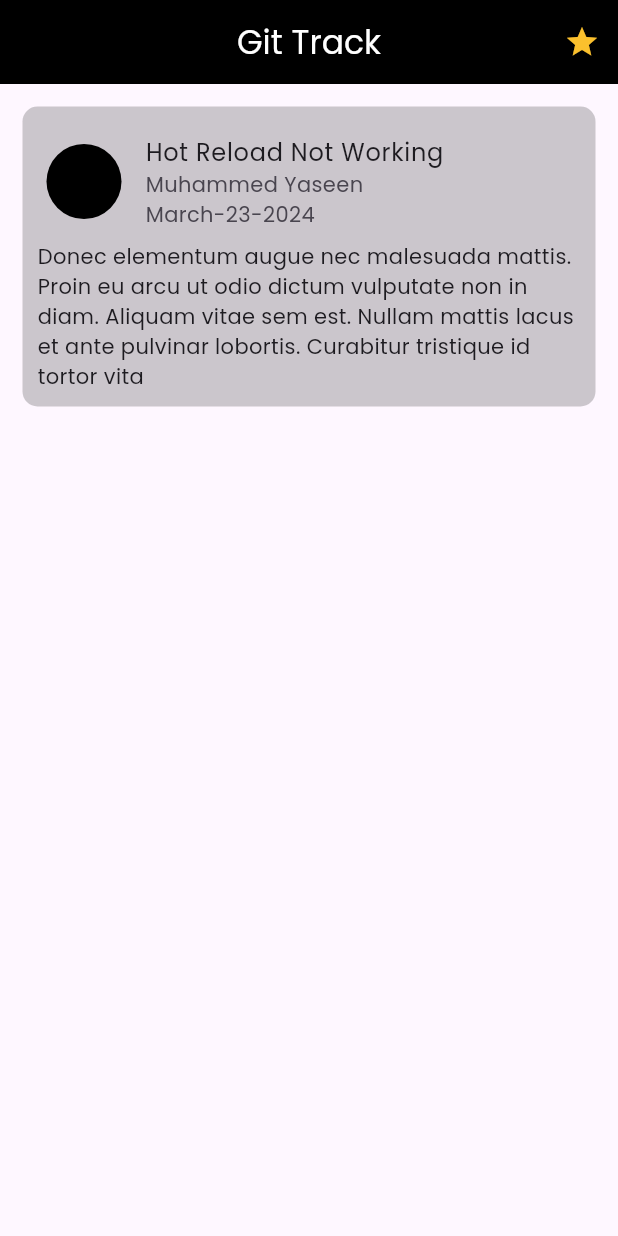
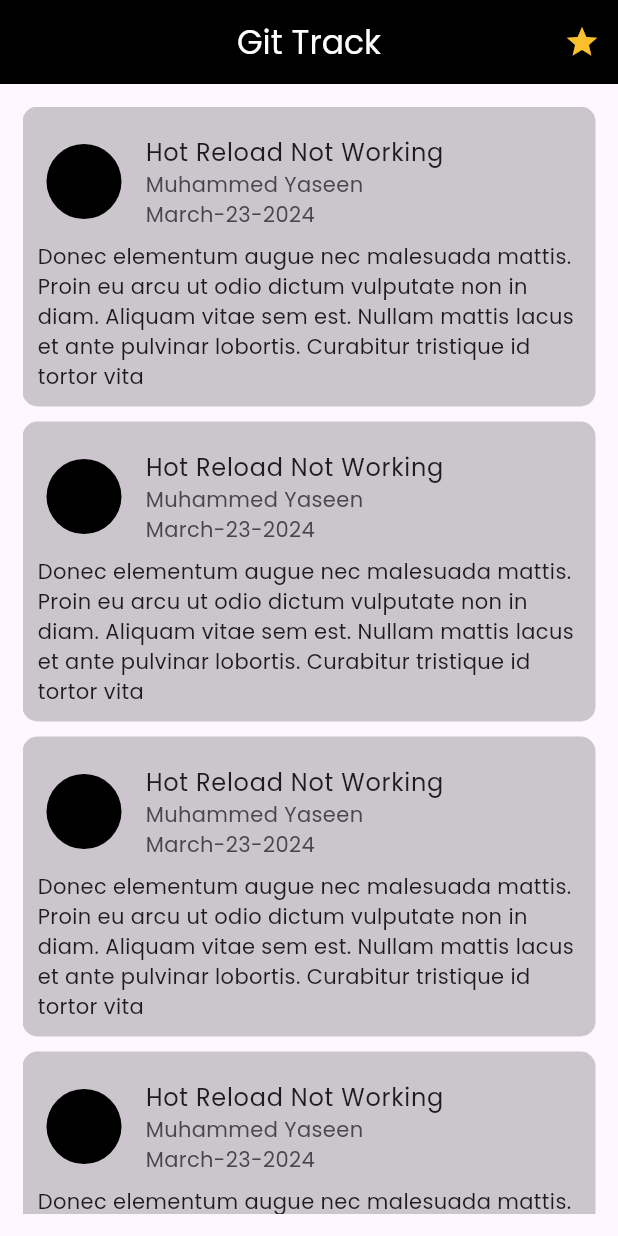
Before and after one commit to yaseeeeeeeeeeen/assignment_two, a Flutter app: the screen it shows after launch, on a phone screen of 412 x 824 dp. Run offline on Flutter 3.47's test engine with Material 3 defaults, Android fonts, the light colour scheme and no system bars.

Commit message:
home-ui-completed

```diff
--- /dev/null
+++ b/lib/utils/widgets/custom_tile.dart
@@ -0,0 +1,37 @@
+import 'package:flutter/material.dart';
+
+class CustomTile extends StatelessWidget {
+  const CustomTile({super.key, required this.description});
+  final String description;
+
+  @override
+  Widget build(BuildContext context) {
+    Size size = MediaQuery.sizeOf(context);
+    return Container(
+      padding: const EdgeInsets.only(top: 10, left: 0),
+      decoration: BoxDecoration(
+        borderRadius: BorderRadius.circular(10),
+        color: Colors.black.withOpacity(0.2),
+      ),
+      width: size.width,
+      child: Column(
+        mainAxisSize: MainAxisSize.min,
+        children: [
+          const ListTile(
+              leading: CircleAvatar(radius: 25, backgroundColor: Colors.black),
+              title: Text("Hot Reload Not Working"),
+              subtitle: Column(
+                crossAxisAlignment: CrossAxisAlignment.start,
+                children: [Text("Muhammed Yaseen"), Text("March-23-2024")],
+              )),
+          Padding(
+            padding: const EdgeInsets.only(left: 10, right: 10, bottom: 10),
+            child: Text(description.length < 200
+                ? description
+                : description.substring(0, 200)),
+          )
+        ],
+      ),
+    );
+  }
+}
--- a/lib/view/home_screen.dart
+++ b/lib/view/home_screen.dart
@@ -1,5 +1,6 @@
 import 'package:flutter/material.dart';
 import 'package:implause_assignment/utils/styles/colors.dart';
+import 'package:implause_assignment/utils/widgets/custom_tile.dart';
 
 class HomeScreen extends StatelessWidget {
   const HomeScreen({super.key});
@@ -23,42 +24,13 @@ class HomeScreen extends StatelessWidget {
       ),
       body: Padding(
         padding: const EdgeInsets.all(15),
-        child: Column(
-          children: [
-            Container(
-              padding: const EdgeInsets.only(top: 10, left: 0),
-              decoration: BoxDecoration(
-                borderRadius: BorderRadius.circular(10),
-                color: Colors.black.withOpacity(0.2),
-              ),
-              width: size.width,
-              child: Column(
-                mainAxisSize: MainAxisSize.min,
-                children: [
-                  const ListTile(
-                      leading: CircleAvatar(
-                          radius: 25, backgroundColor: Colors.black),
-                      title: Text("Hot Reload Not Working"),
-                      subtitle: Column(
-                        crossAxisAlignment: CrossAxisAlignment.start,
-                        children: [
-                          Text("Muhammed Yaseen"),
-                          Text("March-23-2024")
-                        ],
-                      )),
-                  Padding(
-                    padding:
-                        const EdgeInsets.only(left: 10, right: 10, bottom: 10),
-                    child: Text(
-                      "Donec elementum augue nec malesuada mattis. Proin eu arcu ut odio dictum vulputate non in diam. Aliquam vitae sem est. Nullam mattis lacus et ante pulvinar lobortis. Curabitur tristique id tortor vitae pharetra. Suspendisse ut est non metus volutpat."
-                          .substring(0, 200),
-                    ),
-                  )
-                ],
-              ),
-            )
-          ],
-        ),
+        child: ListView.separated(
+            physics: const BouncingScrollPhysics(),
+            separatorBuilder: (context, index) => const SizedBox(height: 10),
+            itemBuilder: (context, index) => const CustomTile(
+                description:
+                    "Donec elementum augue nec malesuada mattis. Proin eu arcu ut odio dictum vulputate non in diam. Aliquam vitae sem est. Nullam mattis lacus et ante pulvinar lobortis. Curabitur tristique id tortor vitae pharetra. Suspendisse ut est non metus volutpat."),
+            itemCount: 10),
       ),
     );
   }
```
